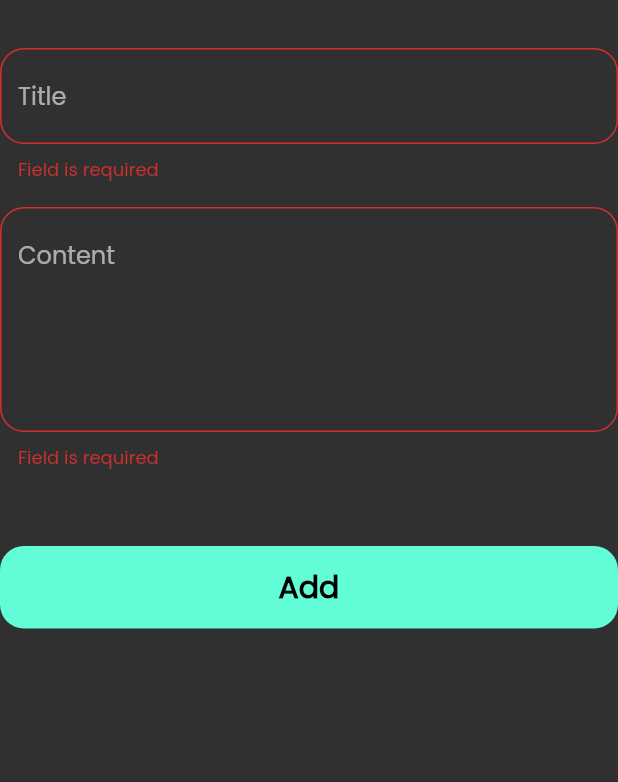
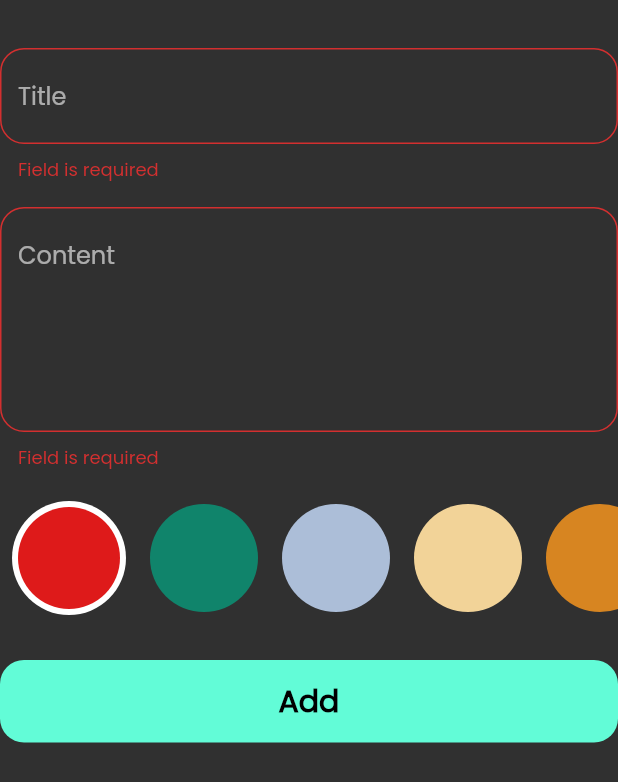
Before and after one commit to AhmedMagdy-10/notes_app, a Flutter app: the AddNoteForm widget shown alone on an empty page, opened directly, after a tap on "Add", on a phone screen of 412 x 824 dp. Shown: the top 782 px of the screen. Run offline on Flutter 3.47's test engine with Material 2 defaults, Android fonts, the phone set to English and light mode, and no system bars; our stand-ins replace flutter_bloc, font_awesome_flutter, hive, hive_flutter; accounts and stored records are empty.

Commit message:
color list is done

```diff
--- a/lib/cubits/add_note_cubit/add_cubit.dart
+++ b/lib/cubits/add_note_cubit/add_cubit.dart
@@ -1,3 +1,4 @@
+import 'package:flutter/material.dart';
 import 'package:flutter_bloc/flutter_bloc.dart';
 import 'package:hive_flutter/adapters.dart';
 
@@ -6,8 +7,9 @@ import '../../model/note_model.dart';
 
 class AddNotesCubit extends Cubit<AddNoteStates> {
   AddNotesCubit() : super(InitailState());
-
+  Color? color = Colors.blue;
   void addNote(NoteModel note) async {
+    note.color = color!.value;
     emit(LoadingState());
     try {
       var noteBox = Hive.box<NoteModel>('notes_box');
--- /dev/null
+++ b/lib/widgets/color_Item.dart
@@ -0,0 +1,71 @@
+import 'package:flutter/material.dart';
+import 'package:flutter_bloc/flutter_bloc.dart';
+import 'package:notes/cubits/add_note_cubit/add_cubit.dart';
+
+class ColorsItem extends StatelessWidget {
+  const ColorsItem({super.key, required this.isActive, required this.color});
+
+  final bool isActive;
+  final Color color;
+  @override
+  Widget build(BuildContext context) {
+    return isActive
+        ? CircleAvatar(
+            backgroundColor: Colors.white,
+            radius: 38,
+            child: CircleAvatar(
+              backgroundColor: color,
+              radius: 34,
+            ),
+          )
+        : CircleAvatar(
+            backgroundColor: color,
+            radius: 36,
+          );
+  }
+}
+
+class ColorsList extends StatefulWidget {
+  const ColorsList({super.key});
+
+  @override
+  State<ColorsList> createState() => _ColorsListState();
+}
+
+class _ColorsListState extends State<ColorsList> {
+  int currentColor = 0;
+  List<Color> colors = const [
+    Color(0xffde1a1a),
+    Color(0xff10846b),
+    Color(0xffacbed8),
+    Color(0xfff2d398),
+    Color(0xffd78521),
+  ];
+
+  @override
+  Widget build(BuildContext context) {
+    return SizedBox(
+      height: 38 * 2,
+      child: ListView.builder(
+        itemBuilder: (context, index) {
+          return Padding(
+            padding: const EdgeInsets.symmetric(horizontal: 8),
+            child: GestureDetector(
+              onTap: () {
+                currentColor = index;
+                BlocProvider.of<AddNotesCubit>(context).color = colors[index];
+                setState(() {});
+              },
+              child: ColorsItem(
+                color: colors[index],
+                isActive: currentColor == index,
+              ),
+            ),
+          );
+        },
+        itemCount: colors.length,
+        scrollDirection: Axis.horizontal,
+      ),
+    );
+  }
+}
--- a/lib/widgets/note_form.dart
+++ b/lib/widgets/note_form.dart
@@ -5,6 +5,7 @@ import 'package:notes/cubits/add_note_cubit/add_cubit.dart';
 import 'package:notes/cubits/add_note_cubit/add_notes_states.dart';
 import 'package:notes/model/note_model.dart';
 
+import 'color_Item.dart';
 import 'custom_bottom.dart';
 import 'custom_text_field.dart';
 
@@ -14,10 +15,10 @@ class AddNoteForm extends StatefulWidget {
   });
 
   @override
-  State<AddNoteForm> createState() => _addNoteFormState();
+  State<AddNoteForm> createState() => _AddNoteFormState();
 }
 
-class _addNoteFormState extends State<AddNoteForm> {
+class _AddNoteFormState extends State<AddNoteForm> {
   GlobalKey<FormState> formKey = GlobalKey();
 
   AutovalidateMode autovalidateMode = AutovalidateMode.disabled;
@@ -49,7 +50,11 @@ class _addNoteFormState extends State<AddNoteForm> {
             maxLines: 5,
           ),
           const SizedBox(
-            height: 50,
+            height: 20,
+          ),
+          const ColorsList(),
+          const SizedBox(
+            height: 30,
           ),
           BlocBuilder<AddNotesCubit, AddNoteStates>(builder: (context, state) {
             return customBottom(
@@ -60,10 +65,11 @@ class _addNoteFormState extends State<AddNoteForm> {
                   var currentDate = DateTime.now();
                   var formatDate = DateFormat('dd-mm-yyyy').format(currentDate);
                   var modelNote = NoteModel(
-                      title: title!,
-                      subTitle: subtitle!,
-                      date: formatDate,
-                      color: Colors.cyan.value);
+                    title: title!,
+                    subTitle: subtitle!,
+                    date: formatDate,
+                    color: BlocProvider.of<AddNotesCubit>(context).color!.value,
+                  );
                   BlocProvider.of<AddNotesCubit>(context).addNote(modelNote);
                 } else {
                   autovalidateMode = AutovalidateMode.always;
```
